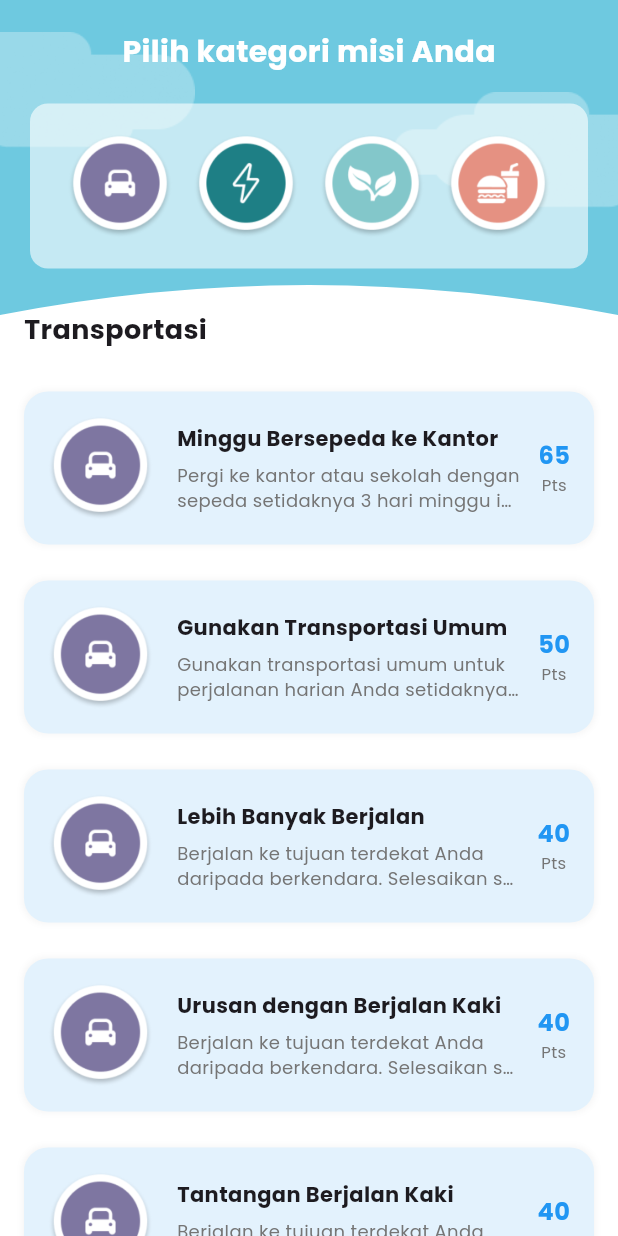
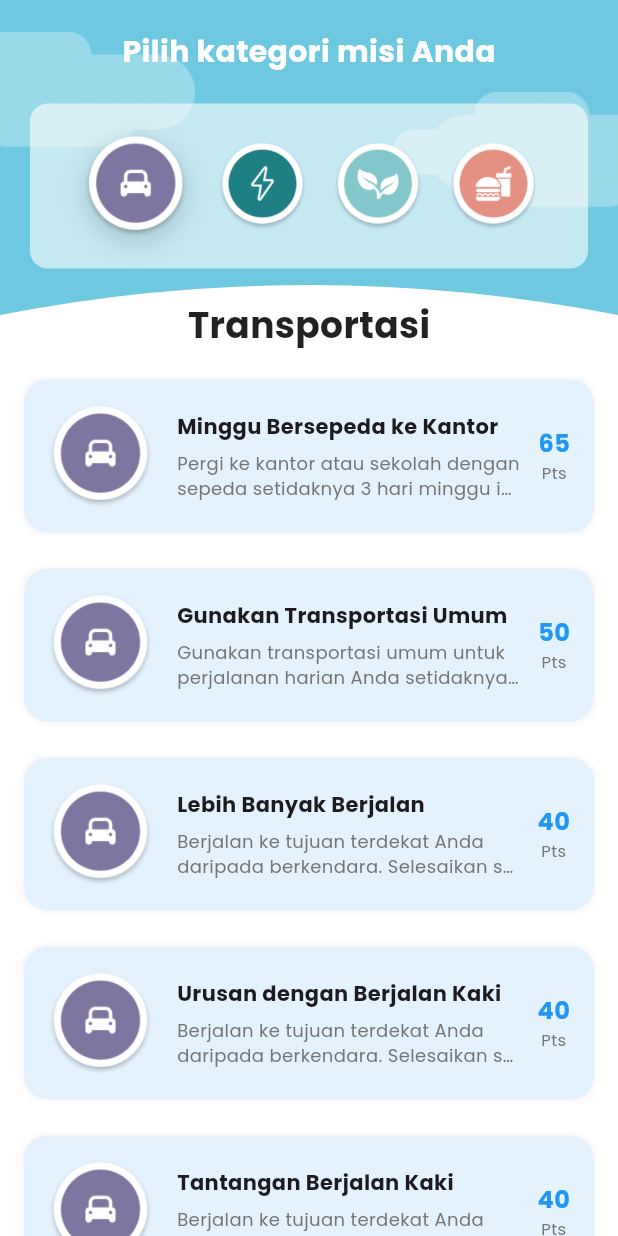
Before and after one commit to alkausarhapis/CarbonQuest_Mobile, a Flutter app: the MissionScreen screen opened by its route, on a phone screen of 412 x 824 dp. Run offline on Flutter 3.47's test engine with Material 3 defaults, Android fonts, the phone set to English and light mode, and no system bars; our stand-ins replace google_fonts, iconsax_plus.

Commit message:
refactor: move mission data to model, and improve mission screen

```diff
--- /dev/null
+++ b/lib/model/Missions.dart
@@ -0,0 +1,192 @@
+class Mission {
+  final String title;
+  final String desc;
+  final int points;
+  final String icon;
+
+  Mission({
+    required this.title,
+    required this.desc,
+    required this.points,
+    required this.icon,
+  });
+
+  Map<String, dynamic> toMap() {
+    return {'title': title, 'desc': desc, 'points': points, 'icon': icon};
+  }
+
+  factory Mission.fromMap(Map<String, dynamic> map) {
+    return Mission(
+      title: map['title'],
+      desc: map['desc'],
+      points: map['points'],
+      icon: map['icon'],
+    );
+  }
+}
+
+class MissionsData {
+  static final Map<String, List<Mission>> missions = {
+    'Transportasi': [
+      Mission(
+        title: 'Minggu Bersepeda ke Kantor',
+        desc:
+            'Pergi ke kantor atau sekolah dengan sepeda setidaknya 3 hari minggu ini daripada menggunakan mobil.',
+        points: 65,
+        icon: 'assets/car.png',
+      ),
+      Mission(
+        title: 'Gunakan Transportasi Umum',
+        desc:
+            'Gunakan transportasi umum untuk perjalanan harian Anda setidaknya 5 kali minggu ini.',
+        points: 50,
+        icon: 'assets/car.png',
+      ),
+      Mission(
+        title: 'Lebih Banyak Berjalan',
+        desc:
+            'Berjalan ke tujuan terdekat Anda daripada berkendara. Selesaikan setidaknya 3 kali berjalan.',
+        points: 40,
+        icon: 'assets/car.png',
+      ),
+      Mission(
+        title: 'Urusan dengan Berjalan Kaki',
+        desc:
+            'Berjalan ke tujuan terdekat Anda daripada berkendara. Selesaikan setidaknya 3 kali berjalan.',
+        points: 40,
+        icon: 'assets/car.png',
+      ),
+      Mission(
+        title: 'Tantangan Berjalan Kaki',
+        desc:
+            'Berjalan ke tujuan terdekat Anda daripada berkendara. Selesaikan setidaknya 3 kali berjalan.',
+        points: 40,
+        icon: 'assets/car.png',
+      ),
+    ],
+    'Energi': [
+      Mission(
+        title: 'Tantangan Hemat Listrik',
+        desc:
+            'Kurangi penggunaan listrik Anda dengan mematikan lampu yang tidak digunakan, mencabut perangkat dan menurunkan konsumsi energi setidaknya 3 hari.',
+        points: 45,
+        icon: 'assets/listrik.png',
+      ),
+      Mission(
+        title: 'Penggunaan Tenaga Surya',
+        desc:
+            'Gunakan pengisi daya atau perangkat bertenaga surya setidaknya satu minggu untuk mengurangi penggunaan listrik.',
+        points: 55,
+        icon: 'assets/listrik.png',
+      ),
+      Mission(
+        title: 'Tantangan Mandi Air Dingin',
+        desc:
+            'Mandi air dingin untuk mengurangi penggunaan air panas dan konsumsi energi selama 5 hari.',
+        points: 30,
+        icon: 'assets/listrik.png',
+      ),
+      Mission(
+        title: 'Tantangan Tanpa Sauna',
+        desc:
+            'Mandi air dingin untuk mengurangi penggunaan air panas dan konsumsi energi selama 5 hari.',
+        points: 30,
+        icon: 'assets/listrik.png',
+      ),
+      Mission(
+        title: 'Tantangan Matikan Daya',
+        desc:
+            'Mandi air dingin untuk mengurangi penggunaan air panas dan konsumsi energi selama 5 hari.',
+        points: 30,
+        icon: 'assets/listrik.png',
+      ),
+      Mission(
+        title: 'Tantangan Mandi Air Dingin',
+        desc:
+            'Mandi air dingin untuk mengurangi penggunaan air panas dan konsumsi energi selama 5 hari.',
+        points: 30,
+        icon: 'assets/listrik.png',
+      ),
+    ],
+    'Lingkungan': [
+      Mission(
+        title: 'Tanam Pohon',
+        desc:
+            'Tanam setidaknya satu pohon di taman Anda, taman kota, atau ruang hijau lainnya di area Anda.',
+        points: 57,
+        icon: 'assets/daun.png',
+      ),
+      Mission(
+        title: 'Kurangi Penggunaan Plastik',
+        desc:
+            'Hindari penggunaan plastik sekali pakai selama seminggu penuh. Gunakan tas dan botol yang dapat digunakan kembali.',
+        points: 48,
+        icon: 'assets/daun.png',
+      ),
+      Mission(
+        title: 'Taman Ruang Hijau',
+        desc:
+            'Buat taman kecil atau tanam bunga di rumah Anda untuk meningkatkan kualitas udara lokal.',
+        points: 60,
+        icon: 'assets/daun.png',
+      ),
+      Mission(
+        title: 'Lebih Banyak Daur Ulang',
+        desc:
+            'Buat taman kecil atau tanam bunga di rumah Anda untuk meningkatkan kualitas udara lokal.',
+        points: 60,
+        icon: 'assets/daun.png',
+      ),
+      Mission(
+        title: 'Tantangan Pakai Ulang',
+        desc:
+            'Buat taman kecil atau tanam bunga di rumah Anda untuk meningkatkan kualitas udara lokal.',
+        points: 60,
+        icon: 'assets/daun.png',
+      ),
+    ],
+    'Makanan': [
+      Mission(
+        title: 'Lewati Daging Merah',
+        desc:
+            'Hindari makan daging merah (seperti sapi dan kambing) setidaknya 3 hari minggu ini untuk mengurangi jejak karbon Anda.',
+        points: 40,
+        icon: 'assets/makanan.png',
+      ),
+      Mission(
+        title: 'Minggu Vegetarian',
+        desc:
+            'Ikuti diet vegetarian selama seminggu penuh untuk mengurangi dampak lingkungan Anda secara signifikan.',
+        points: 70,
+        icon: 'assets/makanan.png',
+      ),
+      Mission(
+        title: 'Dukung Petani Lokal',
+        desc:
+            'Beli makanan dari pasar petani lokal daripada supermarket untuk mendukung pertanian berkelanjutan.',
+        points: 35,
+        icon: 'assets/makanan.png',
+      ),
+      Mission(
+        title: 'Makan Produk Musiman',
+        desc:
+            'Beli makanan dari pasar petani lokal daripada supermarket untuk mendukung pertanian berkelanjutan.',
+        points: 35,
+        icon: 'assets/makanan.png',
+      ),
+      Mission(
+        title: 'Senin Tanpa Daging',
+        desc:
+            'Beli makanan dari pasar petani lokal daripada supermarket untuk mendukung pertanian berkelanjutan.',
+        points: 35,
+        icon: 'assets/makanan.png',
+      ),
+    ],
+  };
+
+  static List<String> get categories => missions.keys.toList();
+
+  static List<Mission> getMissionsByCategory(String category) {
+    return missions[category] ?? [];
+  }
+}
--- a/lib/view/mission_screen.dart
+++ b/lib/view/mission_screen.dart
@@ -1,22 +1,29 @@
 import 'package:flutter/material.dart';
+import 'package:flutter/services.dart';
 
 import '../core/styles/app_color.dart';
+import '../model/Missions.dart';
 
 class MissionScreen extends StatefulWidget {
   const MissionScreen({super.key});
   @override
-  _MissionScreenState createState() => _MissionScreenState();
+  State<MissionScreen> createState() => _MissionScreenState();
 }
 
 class _MissionScreenState extends State<MissionScreen> {
   int _categoryIndex = 0;
 
-  final List<String> _categories = [
-    'Transportasi',
-    'Energi',
-    'Lingkungan',
-    'Hewan',
-  ];
+  @override
+  void initState() {
+    super.initState();
+    SystemChrome.setSystemUIOverlayStyle(
+      SystemUiOverlayStyle(
+        statusBarColor: AppColor.primary.color,
+        statusBarIconBrightness: Brightness.light,
+        statusBarBrightness: Brightness.dark,
+      ),
+    );
+  }
 
   final List<String> _categoryIcons = [
     'assets/car.png',
@@ -25,172 +32,17 @@ class _MissionScreenState extends State<MissionScreen> {
     'assets/makanan.png',
   ];
 
-  final Map<String, List<Map<String, dynamic>>> _missions = {
-    'Transportasi': [
-      {
-        'title': 'Minggu Bersepeda ke Kantor',
-        'desc':
-            'Pergi ke kantor atau sekolah dengan sepeda setidaknya 3 hari minggu ini daripada menggunakan mobil.',
-        'points': 65,
-        'icon': 'assets/car.png',
-      },
-      {
-        'title': 'Gunakan Transportasi Umum',
-        'desc':
-            'Gunakan transportasi umum untuk perjalanan harian Anda setidaknya 5 kali minggu ini.',
-        'points': 50,
-        'icon': 'assets/car.png',
-      },
-      {
-        'title': 'Lebih Banyak Berjalan',
-        'desc':
-            'Berjalan ke tujuan terdekat Anda daripada berkendara. Selesaikan setidaknya 3 kali berjalan.',
-        'points': 40,
-        'icon': 'assets/car.png',
-      },
-      {
-        'title': 'Urusan dengan Berjalan Kaki',
-        'desc':
-            'Berjalan ke tujuan terdekat Anda daripada berkendara. Selesaikan setidaknya 3 kali berjalan.',
-        'points': 40,
-        'icon': 'assets/car.png',
-      },
-      {
-        'title': 'Tantangan Berjalan Kaki',
-        'desc':
-            'Berjalan ke tujuan terdekat Anda daripada berkendara. Selesaikan setidaknya 3 kali berjalan.',
-        'points': 40,
-        'icon': 'assets/car.png',
-      },
-    ],
-    'Energi': [
-      {
-        'title': 'Tantangan Hemat Listrik',
-        'desc':
-            'Kurangi penggunaan listrik Anda dengan mematikan lampu yang tidak digunakan, mencabut perangkat dan menurunkan konsumsi energi setidaknya 3 hari.',
-        'points': 45,
-        'icon': 'assets/listrik.png',
-      },
-      {
-        'title': 'Penggunaan Tenaga Surya',
-        'desc':
-            'Gunakan pengisi daya atau perangkat bertenaga surya setidaknya satu minggu untuk mengurangi penggunaan listrik.',
-        'points': 55,
-        'icon': 'assets/listrik.png',
-      },
-      {
-        'title': 'Tantangan Mandi Air Dingin',
-        'desc':
-            'Mandi air dingin untuk mengurangi penggunaan air panas dan konsumsi energi selama 5 hari.',
-        'points': 30,
-        'icon': 'assets/listrik.png',
-      },
-      {
-        'title': 'Tantangan Tanpa Sauna',
-        'desc':
-            'Mandi air dingin untuk mengurangi penggunaan air panas dan konsumsi energi selama 5 hari.',
-        'points': 30,
-        'icon': 'assets/listrik.png',
-      },
-      {
-        'title': 'Tantangan Matikan Daya',
-        'desc':
-            'Mandi air dingin untuk mengurangi penggunaan air panas dan konsumsi energi selama 5 hari.',
-        'points': 30,
-        'icon': 'assets/listrik.png',
-      },
-      {
-        'title': 'Tantangan Mandi Air Dingin',
-        'desc':
-            'Mandi air dingin untuk mengurangi penggunaan air panas dan konsumsi energi selama 5 hari.',
-        'points': 30,
-        'icon': 'assets/listrik.png',
-      },
-    ],
-    'Lingkungan': [
-      {
-        'title': 'Tanam Pohon',
-        'desc':
-            'Tanam setidaknya satu pohon di taman Anda, taman kota, atau ruang hijau lainnya di area Anda.',
-        'points': 57,
-        'icon': 'assets/daun.png',
-      },
-      {
-        'title': 'Kurangi Penggunaan Plastik',
-        'desc':
-            'Hindari penggunaan plastik sekali pakai selama seminggu penuh. Gunakan tas dan botol yang dapat digunakan kembali.',
-        'points': 48,
-        'icon': 'assets/daun.png',
-      },
-      {
-        'title': 'Taman Ruang Hijau',
-        'desc':
-            'Buat taman kecil atau tanam bunga di rumah Anda untuk meningkatkan kualitas udara lokal.',
-        'points': 60,
-        'icon': 'assets/daun.png',
-      },
-      {
-        'title': 'Lebih Banyak Daur Ulang',
-        'desc':
-            'Buat taman kecil atau tanam bunga di rumah Anda untuk meningkatkan kualitas udara lokal.',
-        'points': 60,
-        'icon': 'assets/daun.png',
-      },
-      {
-        'title': 'Tantangan Pakai Ulang',
-        'desc':
-            'Buat taman kecil atau tanam bunga di rumah Anda untuk meningkatkan kualitas udara lokal.',
-        'points': 60,
-        'icon': 'assets/daun.png',
-      },
-    ],
-    'Hewan': [
-      {
-        'title': 'Lewati Daging Merah',
-        'desc':
-            'Hindari makan daging merah (seperti sapi dan kambing) setidaknya 3 hari minggu ini untuk mengurangi jejak karbon Anda.',
-        'points': 40,
-        'icon': 'assets/makanan.png',
-      },
-      {
-        'title': 'Minggu Vegetarian',
-        'desc':
-            'Ikuti diet vegetarian selama seminggu penuh untuk mengurangi dampak lingkungan Anda secara signifikan.',
-        'points': 70,
-        'icon': 'assets/makanan.png',
-      },
-      {
-        'title': 'Dukung Petani Lokal',
-        'desc':
-            'Beli makanan dari pasar petani lokal daripada supermarket untuk mendukung pertanian berkelanjutan.',
-        'points': 35,
-        'icon': 'assets/makanan.png',
-      },
-      {
-        'title': 'Makan Produk Musiman',
-        'desc':
-            'Beli makanan dari pasar petani lokal daripada supermarket untuk mendukung pertanian berkelanjutan.',
-        'points': 35,
-        'icon': 'assets/makanan.png',
-      },
-      {
-        'title': 'Senin Tanpa Daging',
-        'desc':
-            'Beli makanan dari pasar petani lokal daripada supermarket untuk mendukung pertanian berkelanjutan.',
-        'points': 35,
-        'icon': 'assets/makanan.png',
-      },
-    ],
-  };
-
   @override
   Widget build(BuildContext context) {
-    return Scaffold(body: _missionContent());
+    return Scaffold(
+      backgroundColor: AppColor.primary.color,
+      body: _missionContent(),
+    );
   }
 
   Widget _missionContent() {
-    final currentCategory = _categories[_categoryIndex];
-    final currentMissions = _missions[currentCategory] ?? [];
+    final currentCategory = MissionsData.categories[_categoryIndex];
+    final currentMissions = MissionsData.getMissionsByCategory(currentCategory);
 
     return SafeArea(
       child: Stack(
@@ -250,38 +102,46 @@ class _MissionScreenState extends State<MissionScreen> {
                 ),
                 child: Row(
                   mainAxisAlignment: MainAxisAlignment.spaceEvenly,
-                  children: List.generate(_categories.length, (index) {
+                  children: List.generate(MissionsData.categories.length, (
+                    index,
+                  ) {
+                    bool isSelected = _categoryIndex == index;
                     return GestureDetector(
                       onTap: () {
                         setState(() => _categoryIndex = index);
                       },
-                      child: Image.asset(
-                        _categoryIcons[index],
-                        width: 80,
-                        height: 80,
+                      child: Container(
+                        decoration: BoxDecoration(
+                          shape: BoxShape.circle,
+                          boxShadow: isSelected
+                              ? [
+                                  BoxShadow(
+                                    color: Colors.black.withValues(alpha: 0.1),
+                                    blurRadius: 12,
+                                    spreadRadius: 2,
+                                    offset: Offset(0, 4),
+                                  ),
+                                ]
+                              : null,
+                        ),
+                        child: Image.asset(
+                          _categoryIcons[index],
+                          width: isSelected ? 75 : 60,
+                          height: isSelected ? 75 : 60,
+                        ),
                       ),
                     );
                   }),
                 ),
               ),
-              // Title "All Mission"
-              Padding(
-                padding: const EdgeInsets.symmetric(
-                  horizontal: 16,
-                  vertical: 8,
-                ),
-                child: Align(
-                  alignment: Alignment.centerLeft,
-                  child: Text(
-                    currentCategory,
-                    style: const TextStyle(
-                      fontSize: 18,
-                      fontWeight: FontWeight.bold,
-                    ),
-                  ),
+              Text(
+                currentCategory,
+                style: const TextStyle(
+                  fontSize: 24,
+                  fontWeight: FontWeight.bold,
+                  color: Colors.black87,
                 ),
               ),
-              // ListView Mission
               Expanded(
                 child: ListView.builder(
                   padding: const EdgeInsets.symmetric(
@@ -302,7 +162,7 @@ class _MissionScreenState extends State<MissionScreen> {
     );
   }
 
-  Widget _buildMissionCard(Map<String, dynamic> mission) {
+  Widget _buildMissionCard(Mission mission) {
     return Container(
       margin: const EdgeInsets.symmetric(vertical: 12),
       decoration: BoxDecoration(
@@ -321,14 +181,14 @@ class _MissionScreenState extends State<MissionScreen> {
         child: Row(
           crossAxisAlignment: CrossAxisAlignment.center,
           children: [
-            Image.asset(mission['icon'], width: 70, height: 70),
+            Image.asset(mission.icon, width: 70, height: 70),
             const SizedBox(width: 16),
             Expanded(
               child: Column(
                 crossAxisAlignment: CrossAxisAlignment.start,
                 children: [
                   Text(
-                    mission['title'],
+                    mission.title,
                     style: const TextStyle(
                       fontWeight: FontWeight.bold,
                       fontSize: 14,
@@ -336,7 +196,7 @@ class _MissionScreenState extends State<MissionScreen> {
                   ),
                   const SizedBox(height: 6),
                   Text(
-                    mission['desc'],
+                    mission.desc,
                     maxLines: 2,
                     overflow: TextOverflow.ellipsis,
                     style: TextStyle(fontSize: 12, color: Colors.grey[600]),
@@ -349,7 +209,7 @@ class _MissionScreenState extends State<MissionScreen> {
               mainAxisAlignment: MainAxisAlignment.center,
               children: [
                 Text(
-                  '${mission['points']}',
+                  '${mission.points}',
                   style: const TextStyle(
                     fontWeight: FontWeight.bold,
                     fontSize: 16,
```
